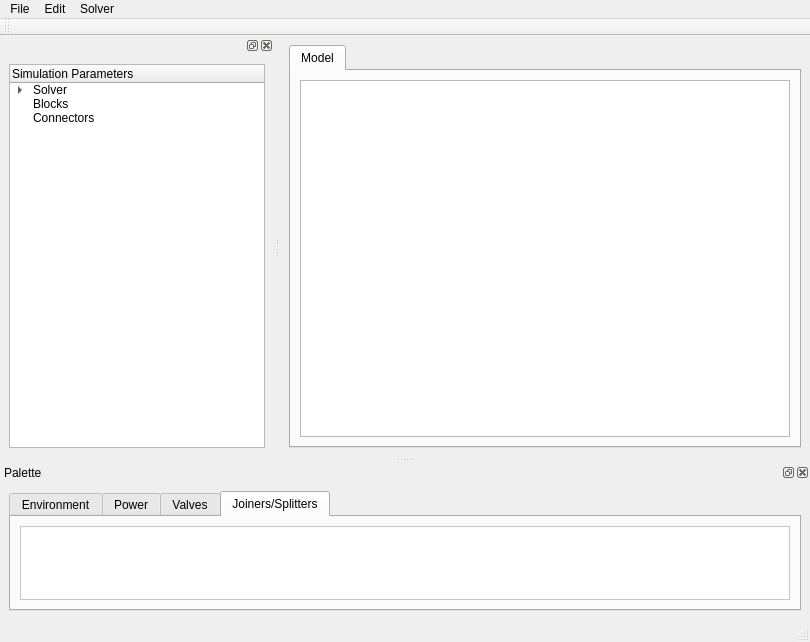
This is designer/mainwindow.ui in obrienadam/Poiseuille as Qt 5 draws it before an edit. The edited form follows.
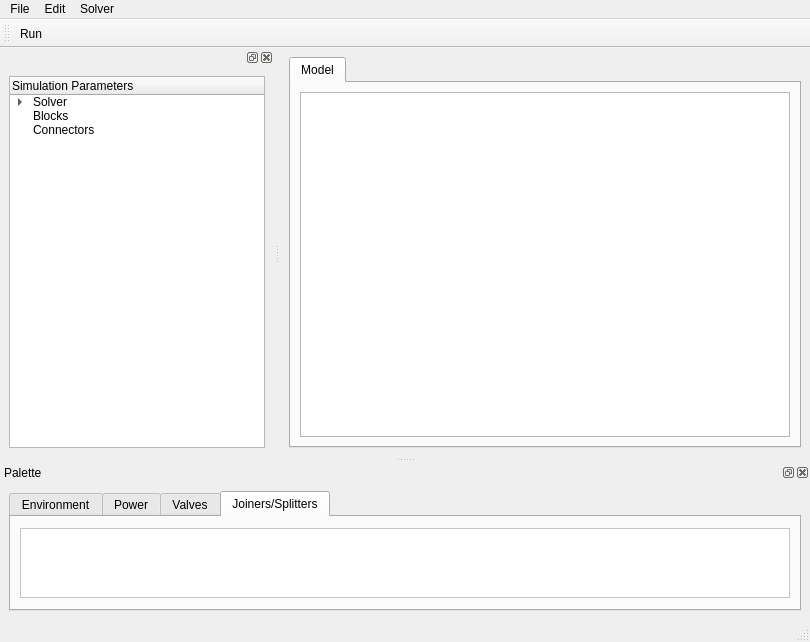
This is the edited form. The open tabs and pages were chosen to show the change.

Diff of the .ui file:
```diff
--- a/designer/mainwindow.ui
+++ b/designer/mainwindow.ui
@@ -95,6 +95,7 @@
    <attribute name="toolBarBreak">
     <bool>false</bool>
    </attribute>
+   <addaction name="actionRun"/>
   </widget>
   <widget class="QDockWidget" name="parameters_dock_widget">
    <property name="windowTitle">
@@ -143,6 +144,12 @@
    </widget>
   </widget>
   <widget class="QDockWidget" name="palette_dock_widget">
+   <property name="sizePolicy">
+    <sizepolicy hsizetype="Preferred" vsizetype="Fixed">
+     <horstretch>0</horstretch>
+     <verstretch>0</verstretch>
+    </sizepolicy>
+   </property>
    <property name="windowTitle">
     <string>Palette</string>
    </property>
@@ -153,6 +160,12 @@
     <layout class="QHBoxLayout" name="horizontalLayout_3">
      <item>
       <widget class="QTabWidget" name="palette_tabs">
+       <property name="sizePolicy">
+        <sizepolicy hsizetype="Expanding" vsizetype="Fixed">
+         <horstretch>0</horstretch>
+         <verstretch>0</verstretch>
+        </sizepolicy>
+       </property>
        <property name="currentIndex">
         <number>3</number>
        </property>
@@ -1483,6 +1496,12 @@
         <layout class="QHBoxLayout" name="horizontalLayout_7">
          <item>
           <widget class="QScrollArea" name="palette_joiners_splitters">
+           <property name="sizePolicy">
+            <sizepolicy hsizetype="Expanding" vsizetype="Fixed">
+             <horstretch>0</horstretch>
+             <verstretch>0</verstretch>
+            </sizepolicy>
+           </property>
            <property name="palette">
             <palette>
              <active>
@@ -1907,7 +1926,7 @@
               <x>0</x>
               <y>0</y>
               <width>768</width>
-              <height>70</height>
+              <height>68</height>
              </rect>
             </property>
             <layout class="QHBoxLayout" name="horizontalLayout_15"/>
```
Left out of the diff: 14 changed lines with no effect on the pictures.
